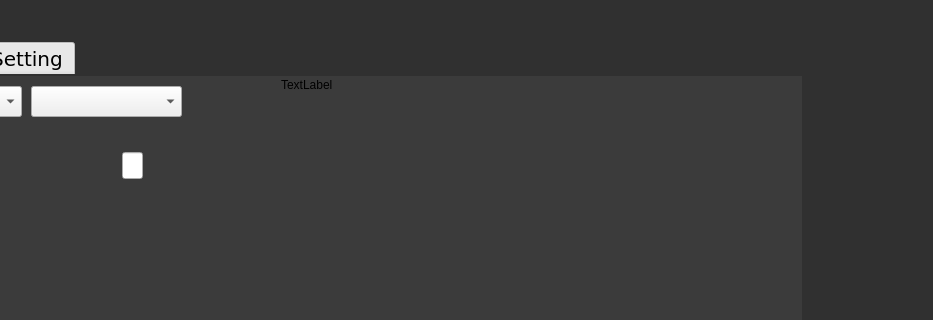
Old version of the form serialguicomm.ui in the repository Vittaly/rsbp_weight; both pictures show x 199 to 1132 and y 0 to 320 of the 1132 by 604 pixel window.
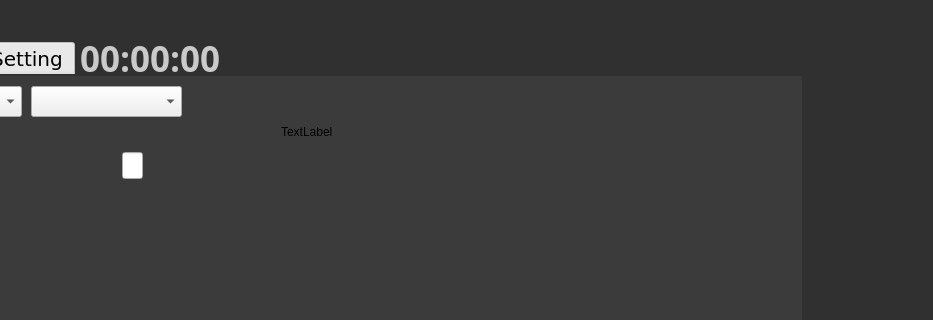
New version of the form.

The edit to the form file:
```diff
--- a/serialguicomm.ui
+++ b/serialguicomm.ui
@@ -893,8 +893,8 @@
        <rect>
         <x>420</x>
         <y>0</y>
-        <width>54</width>
-        <height>17</height>
+        <width>501</width>
+        <height>111</height>
        </rect>
       </property>
       <property name="sizePolicy">
@@ -1573,6 +1573,65 @@
      </widget>
     </widget>
    </widget>
+   <widget class="QLabel" name="clock_label">
+    <property name="geometry">
+     <rect>
+      <x>279</x>
+      <y>38</y>
+      <width>141</width>
+      <height>41</height>
+     </rect>
+    </property>
+    <property name="palette">
+     <palette>
+      <active>
+       <colorrole role="WindowText">
+        <brush brushstyle="SolidPattern">
+         <color alpha="255">
+          <red>202</red>
+          <green>202</green>
+          <blue>202</blue>
+         </color>
+        </brush>
+       </colorrole>
+      </active>
+      <inactive>
+       <colorrole role="WindowText">
+        <brush brushstyle="SolidPattern">
+         <color alpha="255">
+          <red>202</red>
+          <green>202</green>
+          <blue>202</blue>
+         </color>
+        </brush>
+       </colorrole>
+      </inactive>
+      <disabled>
+       <colorrole role="WindowText">
+        <brush brushstyle="SolidPattern">
+         <color alpha="255">
+          <red>133</red>
+          <green>133</green>
+          <blue>133</blue>
+         </color>
+        </brush>
+       </colorrole>
+      </disabled>
+     </palette>
+    </property>
+    <property name="font">
+     <font>
+      <family>Noto Sans</family>
+      <pointsize>26</pointsize>
+      <weight>75</weight>
+      <italic>false</italic>
+      <bold>true</bold>
+     </font>
+    </property>
+    <property name="text">
+     <string>00:00:00</string>
+    </property>
+   </widget>
   </widget>
  </widget>
  <resources/>
```
Left out of the diff: 2 changed lines with no effect on the pictures.
